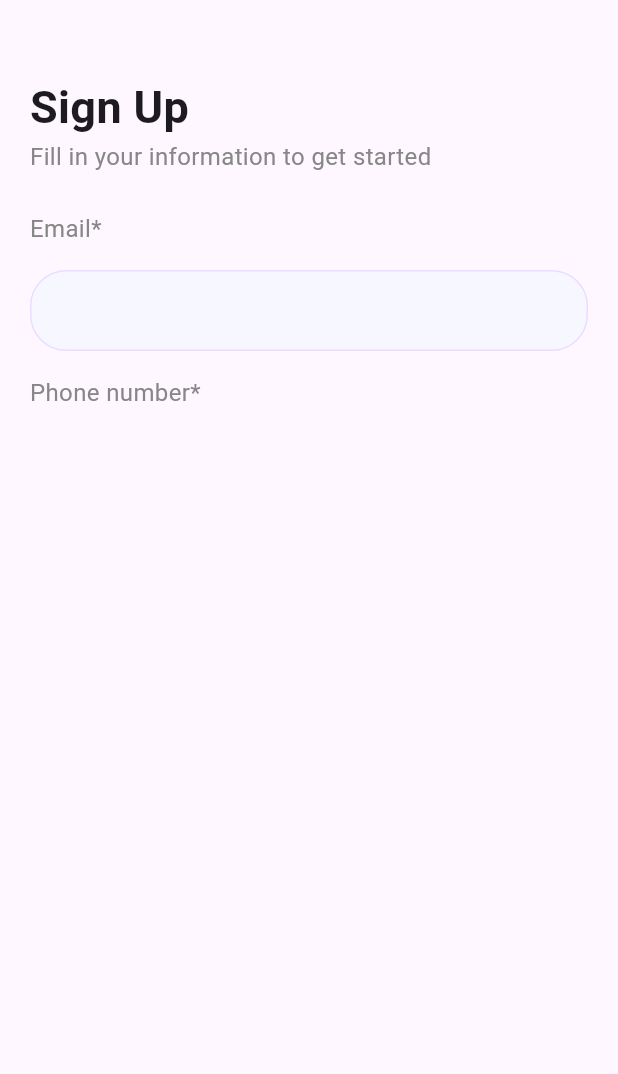
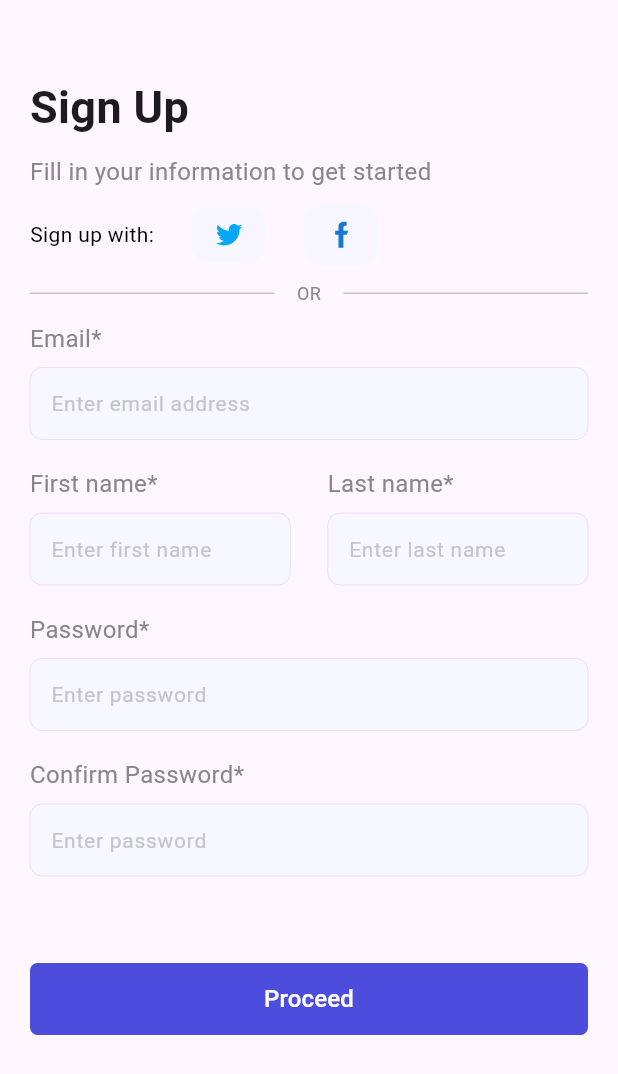
Before and after one commit to Dapo-dan/getx_demo, a Flutter app: the SignUpPage screen opened directly, on a phone screen of 412 x 824 dp. Shown: the top 1074 px of the screen. Run offline on Flutter 3.47's test engine with Material 3 defaults, Android fonts, the phone set to English and light mode, and no system bars; our stand-ins replace animated_text_kit, flutter_svg, get.

Commit message:
feat: completed sign up page

```diff
--- a/lib/shared/theme/app_colors.dart
+++ b/lib/shared/theme/app_colors.dart
@@ -6,6 +6,8 @@ class AppColors {
   static const Color colorDBDBF8 = Color(0xFFDBDBF8);
   static const Color colorDFE0F3 = Color(0xFFDFE0F3);
   static const Color colorF7F7FF = Color(0xFFF7F7FF);
+  static const Color hint = Color(0xFFC3C6C9);
+
   static const Color black = Color(0xFF000000);
   static const Color white = Color(0xFFFFFFFF);
   static const Color text = Color(0xFF878787);
--- a/lib/shared/utils/icon_path.dart
+++ b/lib/shared/utils/icon_path.dart
@@ -1,5 +1,5 @@
 class IconPath {
-  static const String iconPath = "assets/svg/";
+  static const String iconPath = "assets/icons/";
   static const String extensionPath = ".svg";
 
   static const String calendar = "${iconPath}calendar$extensionPath";
@@ -11,4 +11,8 @@ class IconPath {
   static const String patients = "${iconPath}patients$extensionPath";
   static const String profile = "${iconPath}profile$extensionPath";
   static const String star = "${iconPath}star$extensionPath";
+
+  static const String google = "${iconPath}google$extensionPath";
+  static const String facebook = "${iconPath}facebook$extensionPath";
+  static const String twitter = "${iconPath}twitter$extensionPath";
 }
--- a/lib/views/screens/auth/signup_page.dart
+++ b/lib/views/screens/auth/signup_page.dart
@@ -1,6 +1,11 @@
 import 'package:flutter/material.dart';
 import 'package:getxdemo/shared/helpers/ui_helpers.dart';
+import 'package:getxdemo/shared/theme/app_colors.dart';
 import 'package:getxdemo/shared/theme/text_styles.dart';
+import 'package:getxdemo/shared/utils/icon_path.dart';
+import 'package:getxdemo/views/widgets/buttons/app_button.dart';
+import 'package:getxdemo/views/widgets/buttons/social_button.dart';
+import 'package:getxdemo/views/widgets/divide_with_text.dart';
 import 'package:getxdemo/views/widgets/text_input_fields/app_text_widget.dart';
 
 class SignUpPage extends StatefulWidget {
@@ -17,6 +22,7 @@ class _SignUpPageState extends State<SignUpPage> {
   final lastNameTC = TextEditingController();
   final passwordTC = TextEditingController();
   final confirmpassTC = TextEditingController();
+  final formKey = GlobalKey();
 
   @override
   Widget build(BuildContext context) {
@@ -34,6 +40,7 @@ class _SignUpPageState extends State<SignUpPage> {
               ),
               textAlign: TextAlign.center,
             ),
+            verticalSpaceSmall,
             Text(
               'Fill in your information to get started',
               style: TextStyles.regular.copyWith(
@@ -41,7 +48,34 @@ class _SignUpPageState extends State<SignUpPage> {
               ),
               textAlign: TextAlign.center,
             ),
-            verticalSpaceMedium,
+            verticalSpaceSmall,
+            Row(
+              children: [
+                Text(
+                  'Sign up with:',
+                  style: TextStyles.regular.copyWith(
+                    color: AppColors.black,
+                  ),
+                  textAlign: TextAlign.center,
+                ),
+                horizontalSpaceMedium,
+                SocialButton(
+                  path: IconPath.twitter,
+                  onPressed: () {},
+                ),
+                horizontalSpaceMedium,
+                SocialButton(
+                  path: IconPath.facebook,
+                  onPressed: () {},
+                ),
+              ],
+            ),
+            verticalSpaceSmall,
+            const DivideWithText(
+              text: "OR",
+              color: AppColors.hint,
+            ),
+            verticalSpaceSmall,
             Text(
               'Email*',
               style: TextStyles.regular.copyWith(
@@ -49,14 +83,81 @@ class _SignUpPageState extends State<SignUpPage> {
               ),
               textAlign: TextAlign.center,
             ),
-            AppTextField(),
+            AppTextField(
+              hintText: 'Enter email address',
+              controller: emailTC,
+            ),
+            verticalSpaceSmall,
+            Row(
+              children: [
+                Expanded(
+                  child: Column(
+                    crossAxisAlignment: CrossAxisAlignment.start,
+                    children: [
+                      Text(
+                        'First name*',
+                        style: TextStyles.regular.copyWith(
+                          fontSize: 16,
+                        ),
+                        textAlign: TextAlign.center,
+                      ),
+                      AppTextField(
+                        hintText: 'Enter first name',
+                        controller: firstNameTC,
+                      ),
+                    ],
+                  ),
+                ),
+                horizontalSpaceMedium,
+                Expanded(
+                  child: Column(
+                    crossAxisAlignment: CrossAxisAlignment.start,
+                    children: [
+                      Text(
+                        'Last name*',
+                        style: TextStyles.regular.copyWith(
+                          fontSize: 16,
+                        ),
+                        textAlign: TextAlign.center,
+                      ),
+                      AppTextField(
+                        hintText: 'Enter last name',
+                        controller: lastNameTC,
+                      ),
+                    ],
+                  ),
+                ),
+              ],
+            ),
+            verticalSpaceSmall,
             Text(
-              'Phone number*',
+              'Password*',
               style: TextStyles.regular.copyWith(
                 fontSize: 16,
               ),
               textAlign: TextAlign.center,
             ),
+            AppTextField(
+              hintText: 'Enter password',
+              controller: passwordTC,
+            ),
+            verticalSpaceSmall,
+            Text(
+              'Confirm Password*',
+              style: TextStyles.regular.copyWith(
+                fontSize: 16,
+              ),
+              textAlign: TextAlign.center,
+            ),
+            AppTextField(
+              hintText: 'Enter password',
+              controller: confirmpassTC,
+            ),
+            verticalSpaceLarge,
+            AppButton(
+              onTap: () {},
+              buttonText: 'Proceed',
+            )
           ],
         ),
       ),
--- a/lib/views/screens/intro/onboarding_page.dart
+++ b/lib/views/screens/intro/onboarding_page.dart
@@ -153,7 +153,7 @@ class _OnboardingPageState extends State<OnboardingPage> {
                               curve: Curves.ease,
                             );
                           }
-                        : () => Get.to(const SignUpPage()),
+                        : () => Get.to(() => const SignUpPage()),
                     buttonText: _currentPage < 2 ? 'Next' : 'Get Started',
                     buttonTextColor: AppColors.white,
                   )
--- a/lib/views/widgets/buttons/app_button.dart
+++ b/lib/views/widgets/buttons/app_button.dart
@@ -45,8 +45,8 @@ class AppButton extends StatelessWidget {
         shape: RoundedRectangleBorder(
           borderRadius: BorderRadius.circular(5),
         ),
-        fixedSize: Size(
-            buttonWidth ?? screenWidth(context), buttonHeight ?? 48),
+        fixedSize:
+            Size(buttonWidth ?? screenWidth(context), buttonHeight ?? 48),
       ),
       onPressed: onTap,
       child: Visibility(
@@ -54,7 +54,7 @@ class AppButton extends StatelessWidget {
         replacement: Text(
           buttonText,
           style: TextStyles.medium.copyWith(
-            color: isLightMode ? AppColors.white : buttonTextColor,
+            color: buttonTextColor ?? AppColors.white,
           ),
         ),
         child: const Padding(
--- /dev/null
+++ b/lib/views/widgets/buttons/social_button.dart
@@ -0,0 +1,34 @@
+import 'package:flutter/material.dart';
+import 'package:flutter_svg/svg.dart';
+import 'package:getxdemo/shared/theme/app_colors.dart';
+
+class SocialButton extends StatelessWidget {
+  final void Function()? onPressed;
+  final String path;
+
+  const SocialButton({
+    Key? key,
+    this.onPressed,
+    required this.path,
+  }) : super(key: key);
+
+  @override
+  Widget build(BuildContext context) {
+    return GestureDetector(
+      onTap: onPressed,
+      child: Container(
+          width: 50,
+          padding: const EdgeInsets.symmetric(vertical: 10),
+          decoration: BoxDecoration(
+            color: AppColors.colorF7F7FF.withOpacity(
+              0.9,
+            ),
+            borderRadius: BorderRadius.circular(12),
+            border: Border.all(
+              color: AppColors.colorF7F7FF,
+            ),
+          ),
+          child: SvgPicture.asset(path)),
+    );
+  }
+}
--- /dev/null
+++ b/lib/views/widgets/divide_with_text.dart
@@ -0,0 +1,45 @@
+import 'package:flutter/material.dart';
+import 'package:getxdemo/shared/theme/app_colors.dart';
+import 'package:getxdemo/shared/theme/text_styles.dart';
+
+class DivideWithText extends StatelessWidget {
+  final String text;
+  final Color color;
+  final bool drawLines;
+
+  const DivideWithText({
+    Key? key,
+    required this.text,
+    this.color = AppColors.white,
+    this.drawLines = true,
+  }) : super(key: key);
+
+  @override
+  Widget build(BuildContext context) {
+    return Row(
+      mainAxisAlignment: MainAxisAlignment.center,
+      children: [
+        if (drawLines) ...[
+          Expanded(
+            child: Divider(color: color),
+          ),
+        ],
+        Padding(
+          padding: const EdgeInsets.symmetric(horizontal: 15),
+          child: Text(
+            text,
+            style: TextStyles.regular.copyWith(
+              fontSize: 12,
+            ),
+            textAlign: TextAlign.center,
+          ),
+        ),
+        if (drawLines) ...[
+          Expanded(
+            child: Divider(color: color),
+          ),
+        ],
+      ],
+    );
+  }
+}
--- a/lib/views/widgets/text_input_fields/app_text_widget.dart
+++ b/lib/views/widgets/text_input_fields/app_text_widget.dart
@@ -3,6 +3,7 @@
 import 'package:flutter/material.dart';
 import 'package:flutter/services.dart';
 import 'package:getxdemo/shared/theme/app_colors.dart';
+import 'package:getxdemo/shared/theme/text_styles.dart';
 
 enum InputFieldType { normal, password, email, name }
 
@@ -18,7 +19,7 @@ class AppTextField extends StatefulWidget {
     this.isFilled,
     this.horizontalPadding = 20,
     this.borderRadius = 8,
-    this.verticalPadding = 16,
+    this.verticalPadding = 8,
     this.maxLength,
     this.maxLines,
     this.onChanged,
@@ -78,7 +79,6 @@ class _AppTextFieldState extends State<AppTextField> {
   @override
   Widget build(BuildContext context) {
     final colorScheme = Theme.of(context).colorScheme;
-    final textTheme = Theme.of(context).textTheme;
 
     return Padding(
       padding: EdgeInsets.symmetric(
@@ -108,7 +108,7 @@ class _AppTextFieldState extends State<AppTextField> {
           semanticCounterText: widget.hintText,
           fillColor: AppColors.colorF7F7FF,
           contentPadding:
-              const EdgeInsets.symmetric(vertical: 15, horizontal: 20),
+              const EdgeInsets.symmetric(vertical: 8, horizontal: 10),
           // prefixIcon: widget.prefixIconPath != ""
           //     ? Padding(
           //         padding: const EdgeInsets.symmetric(horizontal: 10.0),
@@ -141,7 +141,9 @@ class _AppTextFieldState extends State<AppTextField> {
                       ),
                     )
                   : const SizedBox()),
-          hintStyle: textTheme.labelSmall,
+          hintStyle: TextStyles.regular.copyWith(
+            color: AppColors.hint,
+          ),
           hintText: widget.hintText,
           filled: true,
           errorText: widget.inputErrorOccur
@@ -151,31 +153,31 @@ class _AppTextFieldState extends State<AppTextField> {
             borderRadius: BorderRadius.circular(widget.borderRadius),
           ),
           enabledBorder: OutlineInputBorder(
-            borderRadius: BorderRadius.circular(24),
+            borderRadius: BorderRadius.circular(widget.borderRadius),
             borderSide: BorderSide(
               color: colorScheme.primaryContainer,
-              width: 1,
+              width: 0,
             ),
           ),
           focusedErrorBorder: OutlineInputBorder(
-            borderRadius: BorderRadius.circular(24),
+            borderRadius: BorderRadius.circular(widget.borderRadius),
             borderSide: const BorderSide(
               color: Colors.red,
               width: 1,
             ),
           ),
           errorBorder: OutlineInputBorder(
-            borderRadius: BorderRadius.circular(24),
+            borderRadius: BorderRadius.circular(widget.borderRadius),
             borderSide: const BorderSide(
               color: Colors.red,
               width: 1,
             ),
           ),
           focusedBorder: OutlineInputBorder(
-            borderRadius: BorderRadius.circular(24),
+            borderRadius: BorderRadius.circular(widget.borderRadius),
             borderSide: BorderSide(
               color: colorScheme.primaryContainer,
-              width: 1,
+              width: 0,
             ),
           ),
         ),
--- a/pubspec.yaml
+++ b/pubspec.yaml
@@ -14,6 +14,7 @@ dependencies:
   cupertino_icons: ^1.0.2
   get: ^4.6.6
   animated_text_kit: ^4.2.2
+  flutter_svg: ^2.0.10+1
 
 dev_dependencies:
   flutter_test:
```
Also changed, not shown: assets/icons/facebook.svg (added), assets/icons/google.svg (added), assets/icons/twitter.svg (added), pubspec.lock.
